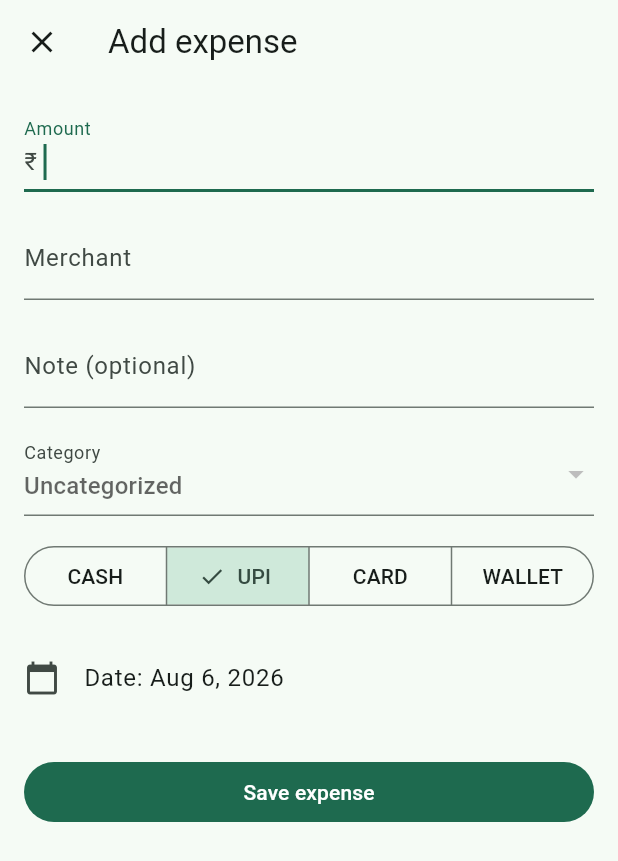
After one commit to AkashPriyadarshii/kharcha, a Flutter app: the screen it shows once a user with an empty profile is signed in, after a tap on the "add box" icon, on a phone screen of 412 x 824 dp. The commit adds this screen. Shown: the top 861 px of the screen. Run offline on Flutter 3.47's test engine with Material 3 defaults, Android fonts, the phone set to English and light mode, and no system bars; our stand-ins replace drift, flutter_riverpod, go_router, supabase_flutter; accounts and stored records are empty; generated files the repository leaves out were written again; network calls fail.

Commit message:
feat: manual expense entry + quick-add (Drift, Riverpod, go_router)
- TransactionRepository: insertManual (validated) + watchAll/watchCategories
- AddExpenseScreen: amount, merchant, category picker, note, payment method, date
- QuickAddDialog: amount + optional merchant, defaults (today, upi, manual)
- HomeShell: live transactions list + FAB, empty state invites action
- main.dart: go_router + ProviderScope wiring
- Tests: repository (in-memory Drift), validation fn, form flow
- docs: troubleshooting.md (Windows sqlite3 native-assets crash), state.md

flutter analyze clean. flutter test blocked on Windows host by Flutter tool
bug (native-assets sqlite3.dll collision) — see docs/troubleshooting.md.

```diff
--- a/lib/data/database.dart
+++ b/lib/data/database.dart
@@ -60,7 +60,8 @@ class Budgets extends Table {
 
 @DriftDatabase(tables: [Categories, Merchants, Rules, Transactions, Budgets])
 class AppDatabase extends _$AppDatabase {
-  AppDatabase() : super(_openConnection());
+  /// [executor] override lets tests inject `NativeDatabase.memory()`.
+  AppDatabase({QueryExecutor? executor}) : super(executor ?? _openConnection());
 
   @override
   int get schemaVersion => 1;
--- /dev/null
+++ b/lib/data/transaction_repository.dart
@@ -0,0 +1,101 @@
+import 'package:drift/drift.dart';
+import 'package:flutter_riverpod/flutter_riverpod.dart';
+
+import 'database.dart';
+
+/// Provider for the single shared [AppDatabase].
+final databaseProvider = Provider<AppDatabase>((ref) => AppDatabase());
+
+/// Provider for the repository backed by the shared database.
+final transactionRepositoryProvider = Provider<TransactionRepository>(
+  (ref) => TransactionRepository(ref.watch(databaseProvider)),
+);
+
+/// All transactions, newest first. Async because the first read hits the DB.
+final transactionsProvider = StreamProvider<List<Transaction>>(
+  (ref) => ref.watch(transactionRepositoryProvider).watchAll(),
+);
+
+/// Seeded + user categories for the picker.
+final categoriesProvider = StreamProvider<List<Category>>(
+  (ref) => ref.watch(transactionRepositoryProvider).watchCategories(),
+);
+
+/// Throws when a manual transaction is invalid. Message is user-facing.
+class TransactionValidationException implements Exception {
+  TransactionValidationException(this.message);
+  final String message;
+
+  @override
+  String toString() => message;
+}
+
+/// Reads/writes [Transactions] rows. No duplicate models — Drift's generated
+/// [Transaction] is the type everywhere.
+class TransactionRepository {
+  TransactionRepository(this._db);
+
+  final AppDatabase _db;
+
+  /// Watches all transactions, newest first.
+  Stream<List<Transaction>> watchAll() {
+    return (_db.select(_db.transactions)
+          ..orderBy([(t) => OrderingTerm.desc(t.txnDate), (t) => OrderingTerm.desc(t.id)]))
+        .watch();
+  }
+
+  /// Watches seeded categories (the default set the DB seeds on create).
+  Stream<List<Category>> watchCategories() => _db.select(_db.categories).watch();
+
+  /// Validates and inserts a manual transaction. Returns the stored row.
+  ///
+  /// Rules: amount > 0, merchant non-empty, paymentMethod in
+  /// {cash, upi, card, wallet}, source = manual. categoryId optional.
+  Future<Transaction> insertManual({
+    required double amount,
+    required String merchant,
+    int? categoryId,
+    String note = '',
+    required String paymentMethod,
+    required DateTime txnDate,
+  }) async {
+    final validation = validateManualTransaction(
+      amount: amount,
+      merchant: merchant,
+      paymentMethod: paymentMethod,
+    );
+    if (validation != null) throw TransactionValidationException(validation);
+
+    final id = await _db.into(_db.transactions).insert(
+          TransactionsCompanion.insert(
+            amount: amount,
+            merchant: merchant.trim(),
+            categoryId: Value(categoryId),
+            note: Value(note.trim().isEmpty ? null : note.trim()),
+            paymentMethod: paymentMethod,
+            upiRef: const Value(null),
+            source: 'manual',
+            txnDate: txnDate,
+          ),
+        );
+    final row = await (_db.select(_db.transactions)..where((t) => t.id.equals(id))).getSingle();
+    return row;
+  }
+
+  static const paymentMethods = ['cash', 'upi', 'card', 'wallet'];
+}
+
+/// Pure validation for the manual form. Returns a user-facing error message,
+/// or null when valid. Pure function = unit-testable without a widget tree.
+String? validateManualTransaction({
+  required double amount,
+  required String merchant,
+  required String paymentMethod,
+}) {
+  if (amount <= 0) return 'Enter an amount greater than zero.';
+  if (merchant.trim().isEmpty) return 'Enter the merchant name.';
+  if (!TransactionRepository.paymentMethods.contains(paymentMethod)) {
+    return 'Pick a payment method.';
+  }
+  return null;
+}
--- a/lib/main.dart
+++ b/lib/main.dart
@@ -1,14 +1,19 @@
+import 'dart:async';
+
 import 'package:flutter/material.dart';
+import 'package:flutter_riverpod/flutter_riverpod.dart';
+import 'package:go_router/go_router.dart';
 import 'package:supabase_flutter/supabase_flutter.dart';
 
 import 'core/config.dart';
+import 'screens/add_expense_screen.dart';
 import 'screens/auth_screen.dart';
 import 'screens/home_shell.dart';
 
 Future<void> main() async {
   WidgetsFlutterBinding.ensureInitialized();
   await Supabase.initialize(url: SupabaseConfig.url, publishableKey: SupabaseConfig.anonKey);
-  runApp(const KharchaApp());
+  runApp(const ProviderScope(child: KharchaApp()));
 }
 
 class KharchaApp extends StatelessWidget {
@@ -16,7 +21,7 @@ class KharchaApp extends StatelessWidget {
 
   @override
   Widget build(BuildContext context) {
-    return MaterialApp(
+    return MaterialApp.router(
       title: 'Kharcha',
       theme: ThemeData(
         colorScheme: ColorScheme.fromSeed(
@@ -24,14 +29,38 @@ class KharchaApp extends StatelessWidget {
         ),
         useMaterial3: true,
       ),
-      home: StreamBuilder<AuthState>(
-        stream: Supabase.instance.client.auth.onAuthStateChange,
-        builder: (context, snapshot) {
-          final session = snapshot.data?.session;
-          if (session == null) return const AuthScreen();
-          return const HomeShell();
-        },
-      ),
+      routerConfig: _router,
     );
   }
 }
+
+final _router = GoRouter(
+  refreshListenable: _AuthRefresh(Supabase.instance.client.auth.onAuthStateChange),
+  redirect: (context, state) {
+    final loggedIn = Supabase.instance.client.auth.currentSession != null;
+    final atAuth = state.matchedLocation == '/auth';
+    if (!loggedIn && !atAuth) return '/auth';
+    if (loggedIn && atAuth) return '/';
+    return null;
+  },
+  routes: [
+    GoRoute(path: '/auth', builder: (context, state) => const AuthScreen()),
+    GoRoute(path: '/', builder: (context, state) => const HomeShell()),
+    GoRoute(path: '/add', builder: (context, state) => const AddExpenseScreen()),
+  ],
+);
+
+/// Bridges Supabase auth changes into go_router's refreshListenable.
+class _AuthRefresh extends ChangeNotifier {
+  _AuthRefresh(Stream<AuthState> stream) {
+    _sub = stream.listen((_) => notifyListeners());
+  }
+
+  late final StreamSubscription<AuthState> _sub;
+
+  @override
+  void dispose() {
+    _sub.cancel();
+    super.dispose();
+  }
+}
--- /dev/null
+++ b/lib/screens/add_expense_screen.dart
@@ -0,0 +1,159 @@
+import 'package:flutter/material.dart';
+import 'package:flutter/services.dart';
+import 'package:flutter_riverpod/flutter_riverpod.dart';
+import 'package:go_router/go_router.dart';
+import 'package:intl/intl.dart';
+
+import '../data/database.dart';
+import '../data/transaction_repository.dart';
+
+/// Full manual expense entry. Launched from the transactions list.
+class AddExpenseScreen extends ConsumerStatefulWidget {
+  const AddExpenseScreen({super.key});
+
+  @override
+  ConsumerState<AddExpenseScreen> createState() => _AddExpenseScreenState();
+}
+
+class _AddExpenseScreenState extends ConsumerState<AddExpenseScreen> {
+  final _formKey = GlobalKey<FormState>();
+  final _amount = TextEditingController();
+  final _merchant = TextEditingController();
+  final _note = TextEditingController();
+
+  int? _categoryId;
+  String _paymentMethod = 'upi';
+  DateTime _date = DateTime.now();
+  bool _saving = false;
+
+  @override
+  void dispose() {
+    _amount.dispose();
+    _merchant.dispose();
+    _note.dispose();
+    super.dispose();
+  }
+
+  Future<void> _save() async {
+    if (!_formKey.currentState!.validate()) return;
+
+    setState(() => _saving = true);
+    try {
+      await ref.read(transactionRepositoryProvider).insertManual(
+            amount: double.parse(_amount.text),
+            merchant: _merchant.text,
+            categoryId: _categoryId,
+            note: _note.text,
+            paymentMethod: _paymentMethod,
+            txnDate: _date,
+          );
+      if (!mounted) return;
+      context.pop();
+    } catch (e) {
+      setState(() => _saving = false);
+      if (!mounted) return;
+      ScaffoldMessenger.of(context)
+          .showSnackBar(SnackBar(content: Text('Could not save: $e')));
+    }
+  }
+
+  @override
+  Widget build(BuildContext context) {
+    final categories = ref.watch(categoriesProvider).value ?? const <Category>[];
+
+    return Scaffold(
+      appBar: AppBar(
+        title: const Text('Add expense'),
+        leading: IconButton(
+          icon: const Icon(Icons.close),
+          tooltip: 'Cancel',
+          onPressed: () => context.pop(),
+        ),
+      ),
+      body: Form(
+        key: _formKey,
+        child: ListView(
+          padding: const EdgeInsets.all(16),
+          children: [
+            TextFormField(
+              controller: _amount,
+              autofocus: true,
+              keyboardType: const TextInputType.numberWithOptions(decimal: true),
+              inputFormatters: [FilteringTextInputFormatter.allow(RegExp(r'[0-9.]'))],
+              decoration: const InputDecoration(
+                labelText: 'Amount',
+                prefixText: '₹ ',
+              ),
+              validator: (value) {
+                final amount = double.tryParse(value ?? '');
+                if (amount == null || amount <= 0) return 'Enter an amount greater than zero.';
+                return null;
+              },
+            ),
+            const SizedBox(height: 16),
+            TextFormField(
+              controller: _merchant,
+              textCapitalization: TextCapitalization.words,
+              decoration: const InputDecoration(
+                labelText: 'Merchant',
+                hintText: 'e.g. Swiggy, Rapido, Amazon',
+              ),
+              validator: (value) =>
+                  (value ?? '').trim().isEmpty ? 'Enter the merchant name.' : null,
+            ),
+            const SizedBox(height: 16),
+            TextFormField(
+              controller: _note,
+              decoration: const InputDecoration(labelText: 'Note (optional)'),
+            ),
+            const SizedBox(height: 16),
+            DropdownButtonFormField<int>(
+              decoration: const InputDecoration(labelText: 'Category'),
+              hint: const Text('Uncategorized'),
+              items: [
+                for (final c in categories)
+                  DropdownMenuItem(value: c.id, child: Text('${c.emoji}  ${c.name}')),
+              ],
+              onChanged: (value) => setState(() => _categoryId = value),
+            ),
+            const SizedBox(height: 16),
+            SegmentedButton<String>(
+              segments: [
+                for (final m in TransactionRepository.paymentMethods)
+                  ButtonSegment(value: m, label: Text(m.toUpperCase())),
+              ],
+              selected: {_paymentMethod},
+              onSelectionChanged: (s) => setState(() => _paymentMethod = s.first),
+            ),
+            const SizedBox(height: 16),
+            ListTile(
+              contentPadding: EdgeInsets.zero,
+              leading: const Icon(Icons.calendar_today),
+              title: Text('Date: ${DateFormat.yMMMd().format(_date)}'),
+              onTap: () async {
+                final picked = await showDatePicker(
+                  context: context,
+                  initialDate: _date,
+                  firstDate: DateTime(2020),
+                  lastDate: DateTime.now().add(const Duration(days: 365)),
+                );
+                if (picked != null) setState(() => _date = picked);
+              },
+            ),
+            const SizedBox(height: 24),
+            FilledButton(
+              onPressed: _saving ? null : _save,
+              child: _saving
+                  ? const SizedBox(
+                      width: 20,
+                      height: 20,
+                      child: CircularProgressIndicator(strokeWidth: 2),
+                    )
+                  : const Text('Save expense'),
+            ),
+          ],
+        ),
+      ),
+    );
+  }
+}
--- a/lib/screens/home_shell.dart
+++ b/lib/screens/home_shell.dart
@@ -1,20 +1,42 @@
 import 'package:flutter/material.dart';
+import 'package:flutter_riverpod/flutter_riverpod.dart';
+import 'package:go_router/go_router.dart';
+import 'package:intl/intl.dart';
 import 'package:supabase_flutter/supabase_flutter.dart';
 
-class HomeShell extends StatelessWidget {
+import '../data/database.dart';
+import '../data/transaction_repository.dart';
+import 'quick_add_dialog.dart';
+
+final _currency = NumberFormat.currency(locale: 'en_IN', symbol: '₹');
+final _dateFormat = DateFormat('d MMM');
+
+/// Main shell: transactions list + FAB (quick-add) + full-form entry.
+class HomeShell extends ConsumerWidget {
   const HomeShell({super.key});
 
   Future<void> _signOut(BuildContext context) async {
     await Supabase.instance.client.auth.signOut();
   }
 
+  void _quickAdd(BuildContext context) {
+    showDialog<void>(context: context, builder: (_) => const QuickAddDialog());
+  }
+
   @override
-  Widget build(BuildContext context) {
-    final user = Supabase.instance.client.auth.currentUser;
+  Widget build(BuildContext context, WidgetRef ref) {
+    final transactions = ref.watch(transactionsProvider);
+    final categories = ref.watch(categoriesProvider).value ?? const <Category>[];
+
     return Scaffold(
       appBar: AppBar(
         title: const Text('Kharcha'),
         actions: [
+          IconButton(
+            icon: const Icon(Icons.add_box_outlined),
+            tooltip: 'Add expense',
+            onPressed: () => context.push('/add'),
+          ),
           IconButton(
             icon: const Icon(Icons.logout),
             tooltip: 'Sign out',
@@ -22,13 +44,100 @@ class HomeShell extends StatelessWidget {
           ),
         ],
       ),
-      body: Center(
+      floatingActionButton: FloatingActionButton.extended(
+        onPressed: () => _quickAdd(context),
+        icon: const Icon(Icons.add),
+        label: const Text('Quick add'),
+      ),
+      body: transactions.when(
+        loading: () => const Center(child: CircularProgressIndicator()),
+        error: (e, _) => Center(child: Text('Could not load expenses.\n$e')),
+        data: (list) => list.isEmpty ? _EmptyState(onAdd: () => _quickAdd(context)) : _TransactionList(
+              transactions: list,
+              categories: categories,
+            ),
+      ),
+    );
+  }
+}
+
+class _TransactionList extends StatelessWidget {
+  const _TransactionList({required this.transactions, required this.categories});
+
+  final List<Transaction> transactions;
+  final List<Category> categories;
+
+  Category? _categoryFor(int? id) {
+    for (final c in categories) {
+      if (c.id == id) return c;
+    }
+    return null;
+  }
+
+  @override
+  Widget build(BuildContext context) {
+    return ListView.builder(
+      padding: const EdgeInsets.only(bottom: 96),
+      itemCount: transactions.length,
+      itemBuilder: (context, i) {
+        final t = transactions[i];
+        final cat = _categoryFor(t.categoryId);
+        return ListTile(
+          leading: CircleAvatar(
+            backgroundColor: Color(int.parse('FF${cat?.color ?? '8D99AE'}', radix: 16)),
+            child: Text(cat?.emoji ?? '📦'),
+          ),
+          title: Text(t.merchant),
+          subtitle: Text(
+            [
+              if (cat != null) cat.name,
+              t.note ?? '',
+              _dateFormat.format(t.txnDate),
+            ].where((s) => s.isNotEmpty).join(' · '),
+          ),
+          trailing: Text(
+            _currency.format(t.amount),
+            style: Theme.of(context).textTheme.titleMedium?.copyWith(
+                  fontFeatures: const [FontFeature.tabularFigures()],
+                  fontWeight: FontWeight.w600,
+                ),
+          ),
+        );
+      },
+    );
+  }
+}
+
+class _EmptyState extends StatelessWidget {
+  const _EmptyState({required this.onAdd});
+
+  final VoidCallback onAdd;
+
+  @override
+  Widget build(BuildContext context) {
+    return Center(
+      child: Padding(
+        padding: const EdgeInsets.all(32),
         child: Column(
-          mainAxisAlignment: MainAxisAlignment.center,
+          mainAxisSize: MainAxisSize.min,
           children: [
-            Text('Welcome, ${user?.email ?? 'friend'}!'),
+            const Text('💸', style: TextStyle(fontSize: 48)),
+            const SizedBox(height: 16),
+            Text(
+              'No expenses yet.',
+              style: Theme.of(context).textTheme.titleLarge,
+            ),
             const SizedBox(height: 8),
-            const Text('Dashboard coming next.'),
+            Text(
+              'Add your first one — or wait, UPI notifications will do it for you.',
+              textAlign: TextAlign.center,
+            ),
+            const SizedBox(height: 24),
+            FilledButton.icon(
+              onPressed: onAdd,
+              icon: const Icon(Icons.add),
+              label: const Text('Add expense'),
+            ),
           ],
         ),
       ),
--- /dev/null
+++ b/lib/screens/quick_add_dialog.dart
@@ -0,0 +1,101 @@
+import 'package:flutter/material.dart';
+import 'package:flutter/services.dart';
+import 'package:flutter_riverpod/flutter_riverpod.dart';
+
+import '../data/transaction_repository.dart';
+
+/// Minimal expense entry — amount + optional merchant. < 2s. Same insert path
+/// as the full form, with defaults: today, UPI, uncategorized, manual source.
+class QuickAddDialog extends ConsumerStatefulWidget {
+  const QuickAddDialog({super.key});
+
+  @override
+  ConsumerState<QuickAddDialog> createState() => _QuickAddDialogState();
+}
+
+class _QuickAddDialogState extends ConsumerState<QuickAddDialog> {
+  final _formKey = GlobalKey<FormState>();
+  final _amount = TextEditingController();
+  final _merchant = TextEditingController();
+  bool _saving = false;
+
+  @override
+  void dispose() {
+    _amount.dispose();
+    _merchant.dispose();
+    super.dispose();
+  }
+
+  Future<void> _save() async {
+    if (!_formKey.currentState!.validate()) return;
+
+    setState(() => _saving = true);
+    try {
+      await ref.read(transactionRepositoryProvider).insertManual(
+            amount: double.parse(_amount.text),
+            merchant: _merchant.text.trim().isEmpty ? 'Manual' : _merchant.text,
+            paymentMethod: 'upi',
+            txnDate: DateTime.now(),
+          );
+      if (!mounted) return;
+      Navigator.of(context).pop();
+    } catch (e) {
+      setState(() => _saving = false);
+      if (!mounted) return;
+      ScaffoldMessenger.of(context)
+          .showSnackBar(SnackBar(content: Text('Could not save: $e')));
+    }
+  }
+
+  @override
+  Widget build(BuildContext context) {
+    return AlertDialog(
+      title: const Text('Quick add'),
+      content: Form(
+        key: _formKey,
+        child: Column(
+          mainAxisSize: MainAxisSize.min,
+          children: [
+            TextFormField(
+              controller: _amount,
+              autofocus: true,
+              keyboardType: const TextInputType.numberWithOptions(decimal: true),
+              inputFormatters: [FilteringTextInputFormatter.allow(RegExp(r'[0-9.]'))],
+              decoration: const InputDecoration(labelText: 'Amount', prefixText: '₹ '),
+              validator: (value) {
+                final amount = double.tryParse(value ?? '');
+                if (amount == null || amount <= 0) return 'Enter an amount greater than zero.';
+                return null;
+              },
+            ),
+            const SizedBox(height: 12),
+            TextFormField(
+              controller: _merchant,
+              textCapitalization: TextCapitalization.words,
+              decoration: const InputDecoration(
+                labelText: 'Merchant (optional)',
+                hintText: 'e.g. Zomato',
+              ),
+            ),
+          ],
+        ),
+      ),
+      actions: [
+        TextButton(
+          onPressed: _saving ? null : () => Navigator.of(context).pop(),
+          child: const Text('Cancel'),
+        ),
+        FilledButton(
+          onPressed: _saving ? null : _save,
+          child: _saving
+              ? const SizedBox(
+                  width: 20,
+                  height: 20,
+                  child: CircularProgressIndicator(strokeWidth: 2),
+                )
+              : const Text('Add'),
+        ),
+      ],
+    );
+  }
+}
```
Also changed, not shown: 5 other files.
